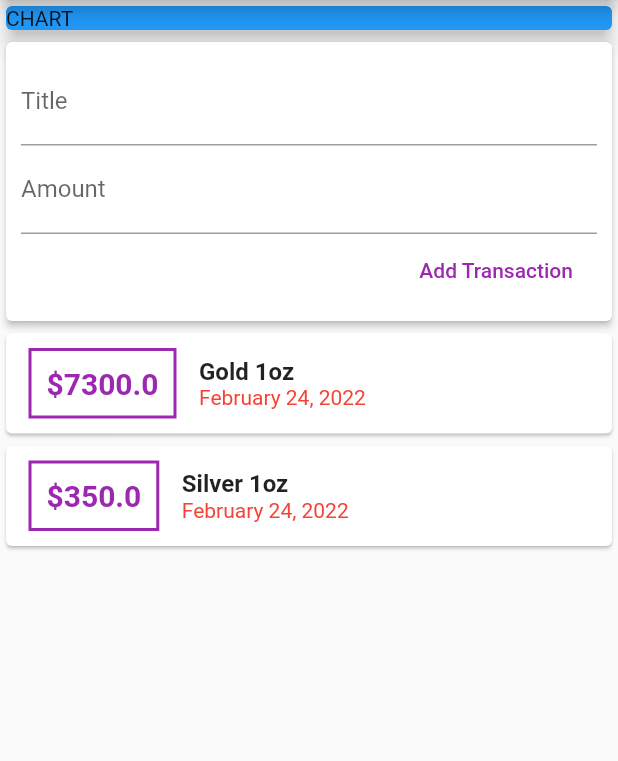
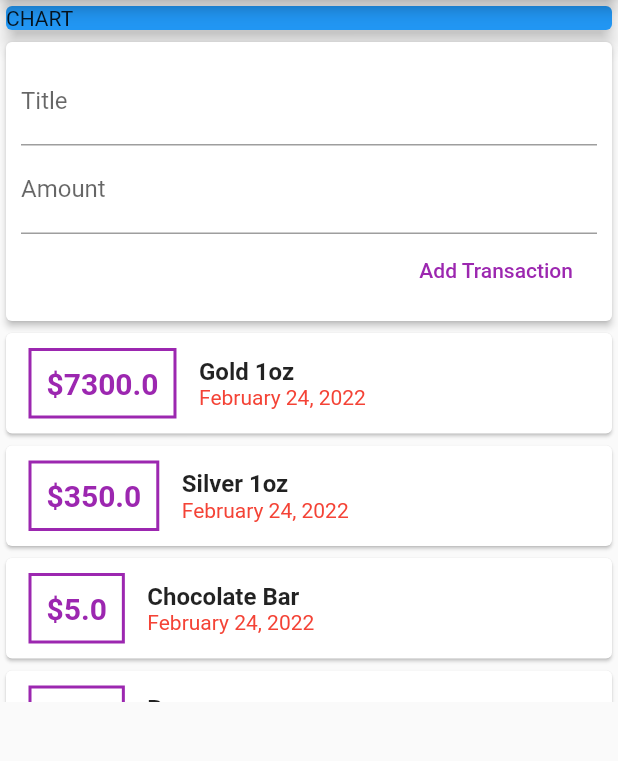
Before and after one commit to damianwojcik/flutter-budgetpal, a Flutter app: the screen it shows after launch, on a phone screen of 412 x 824 dp, the part 84-845 px from its top. Run offline on Flutter 3.47's test engine with Material 2 defaults, Android fonts, the phone set to English and light mode, and no system bars.

Commit message:
course progression

```diff
--- a/lib/main.dart
+++ b/lib/main.dart
@@ -1,7 +1,6 @@
 import 'package:flutter/material.dart';
-import 'package:intl/intl.dart';
 
-import './transaction.dart';
+import './widgets/user_transactions.dart';
 
 void main() {
   runApp(const MyApp());
@@ -31,22 +30,13 @@ class MyHomePage extends StatefulWidget {
 }
 
 class _MyHomePageState extends State<MyHomePage> {
-  final List<Transaction> transactions = [
-    Transaction(
-        id: 'T1', title: 'Gold 1oz', amount: 7300, date: DateTime.now()),
-    Transaction(
-        id: 'T2', title: 'Silver 1oz', amount: 350, date: DateTime.now())
-  ];
-  final titleController = TextEditingController();
-  final amountController = TextEditingController();
-
   @override
   Widget build(BuildContext context) {
     return Scaffold(
       appBar: AppBar(
         title: Text(widget.title),
       ),
-      body: Container(
+      body: SingleChildScrollView(
         child: Column(
           mainAxisAlignment: MainAxisAlignment.start,
           crossAxisAlignment: CrossAxisAlignment.start,
@@ -56,62 +46,7 @@ class _MyHomePageState extends State<MyHomePage> {
               child: Container(width: double.infinity, child: Text('CHART')),
               elevation: 5,
             ),
-            Card(
-                elevation: 2,
-                child: Container(
-                  padding: EdgeInsets.all(10),
-                  child: Column(
-                    crossAxisAlignment: CrossAxisAlignment.end,
-                    children: <Widget>[
-                      TextField(
-                        decoration: InputDecoration(labelText: 'Title'),
-                        controller: titleController,
-                      ),
-                      TextField(
-                        decoration: InputDecoration(labelText: 'Amount'),
-                        controller: amountController,
-                      ),
-                      FlatButton(
-                          textColor: Colors.purple,
-                          onPressed: () {
-                            print(titleController.text);
-                          },
-                          child: Text('Add Transaction'))
-                    ],
-                  ),
-                )),
-            Column(
-              children: transactions.map((transaction) {
-                return Card(
-                    child: Row(children: <Widget>[
-                  Container(
-                      margin:
-                          EdgeInsets.symmetric(vertical: 10, horizontal: 15),
-                      decoration: BoxDecoration(
-                          border: Border.all(color: Colors.purple, width: 2)),
-                      padding: EdgeInsets.all(10),
-                      child: Text(
-                        '\$${transaction.amount.toString()}',
-                        style: TextStyle(
-                            fontWeight: FontWeight.bold,
-                            fontSize: 20,
-                            color: Colors.purple),
-                      )),
-                  Column(
-                    crossAxisAlignment: CrossAxisAlignment.start,
-                    children: <Widget>[
-                      Text(
-                        transaction.title,
-                        style: TextStyle(
-                            fontSize: 16, fontWeight: FontWeight.bold),
-                      ),
-                      Text(DateFormat.yMMMMd().format(transaction.date),
-                          style: TextStyle(color: Colors.red))
-                    ],
-                  )
-                ]));
-              }).toList(),
-            ),
+            UserTransactions()
           ],
         ),
       ),
--- /dev/null
+++ b/lib/widgets/new_transaction.dart
@@ -0,0 +1,38 @@
+import 'package:flutter/material.dart';
+
+class NewTransaction extends StatelessWidget {
+  final Function addTransaction;
+  final titleController = TextEditingController();
+  final amountController = TextEditingController();
+
+  NewTransaction(this.addTransaction);
+
+  @override
+  Widget build(BuildContext context) {
+    return Card(
+        elevation: 2,
+        child: Container(
+          padding: EdgeInsets.all(10),
+          child: Column(
+            crossAxisAlignment: CrossAxisAlignment.end,
+            children: <Widget>[
+              TextField(
+                decoration: InputDecoration(labelText: 'Title'),
+                controller: titleController,
+              ),
+              TextField(
+                decoration: InputDecoration(labelText: 'Amount'),
+                controller: amountController,
+              ),
+              FlatButton(
+                  textColor: Colors.purple,
+                  onPressed: () {
+                    addTransaction(titleController.text,
+                        double.parse(amountController.text));
+                  },
+                  child: Text('Add Transaction'))
+            ],
+          ),
+        ));
+  }
+}
--- /dev/null
+++ b/lib/widgets/transaction_list.dart
@@ -0,0 +1,48 @@
+import 'package:budgetpal/models/transaction.dart';
+import 'package:flutter/material.dart';
+import 'package:intl/intl.dart';
+
+import '../models/transaction.dart';
+
+class TransactionList extends StatelessWidget {
+  final List<Transaction> transactions;
+
+  TransactionList(this.transactions);
+
+  @override
+  Widget build(BuildContext context) {
+    return Container(
+        height: 250,
+        child: ListView.builder(
+          itemBuilder: (ctx, index) {
+            return Card(
+                child: Row(children: <Widget>[
+              Container(
+                  margin: EdgeInsets.symmetric(vertical: 10, horizontal: 15),
+                  decoration: BoxDecoration(
+                      border: Border.all(color: Colors.purple, width: 2)),
+                  padding: EdgeInsets.all(10),
+                  child: Text(
+                    '\$${transactions[index].amount.toString()}',
+                    style: TextStyle(
+                        fontWeight: FontWeight.bold,
+                        fontSize: 20,
+                        color: Colors.purple),
+                  )),
+              Column(
+                crossAxisAlignment: CrossAxisAlignment.start,
+                children: <Widget>[
+                  Text(
+                    transactions[index].title,
+                    style: TextStyle(fontSize: 16, fontWeight: FontWeight.bold),
+                  ),
+                  Text(DateFormat.yMMMMd().format(transactions[index].date),
+                      style: TextStyle(color: Colors.red))
+                ],
+              )
+            ]));
+          },
+          itemCount: transactions.length,
+        ));
+  }
+}
--- /dev/null
+++ b/lib/widgets/user_transactions.dart
@@ -0,0 +1,45 @@
+import 'package:flutter/material.dart';
+
+import '../models/transaction.dart';
+import '../widgets/transaction_list.dart';
+import '../widgets/new_transaction.dart';
+
+class UserTransactions extends StatefulWidget {
+  @override
+  _UserTransactionsState createState() => _UserTransactionsState();
+}
+
+class _UserTransactionsState extends State<UserTransactions> {
+  final List<Transaction> _userTransactions = [
+    Transaction(
+        id: 'T1', title: 'Gold 1oz', amount: 7300, date: DateTime.now()),
+    Transaction(
+        id: 'T2', title: 'Silver 1oz', amount: 350, date: DateTime.now()),
+    Transaction(
+        id: 'T3', title: 'Chocolate Bar', amount: 5, date: DateTime.now()),
+    Transaction(id: 'T4', title: 'Beer', amount: 3.5, date: DateTime.now()),
+    Transaction(id: 'T5', title: 'Pizza', amount: 24, date: DateTime.now()),
+  ];
+
+  void _addNewTransaction(String title, double amount) {
+    final newTransaction = Transaction(
+        title: title,
+        amount: amount,
+        date: DateTime.now(),
+        id: DateTime.now().toString());
+
+    setState(() {
+      _userTransactions.add(newTransaction);
+    });
+  }
+
+  @override
+  Widget build(BuildContext context) {
+    return Column(
+      children: <Widget>[
+        NewTransaction(_addNewTransaction),
+        TransactionList(_userTransactions)
+      ],
+    );
+  }
+}
```
Also changed, not shown: lib/models/transaction.dart (renamed from lib/transaction.dart).
